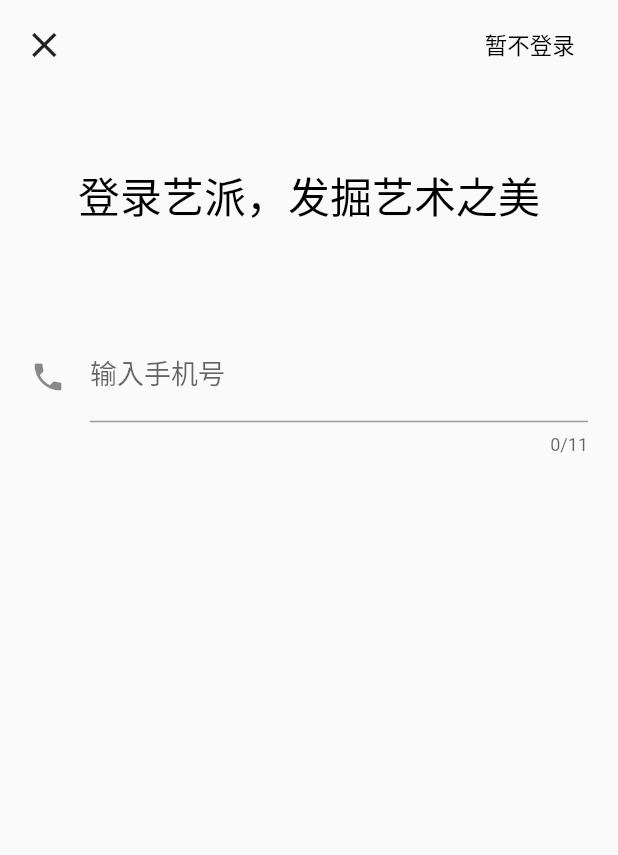
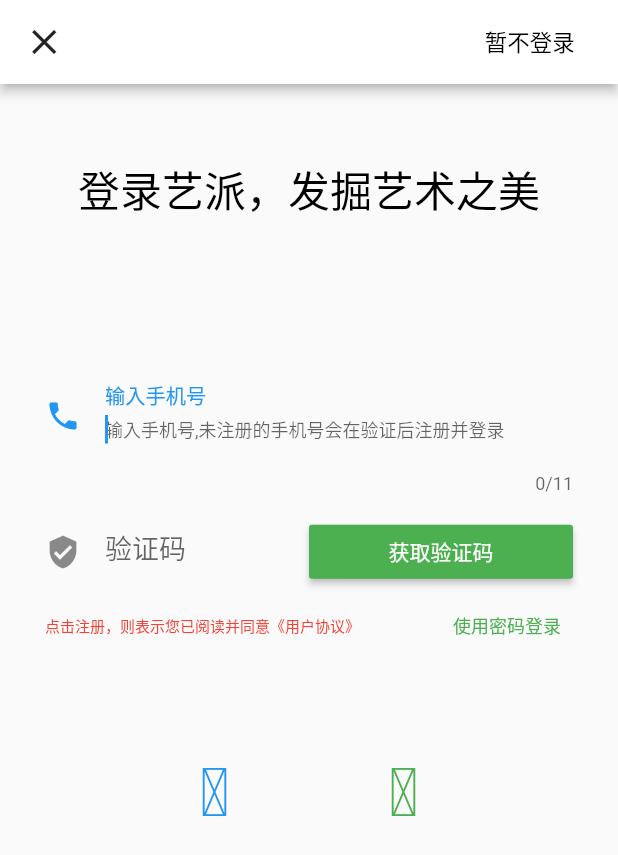
Before and after one commit to Leothon/artepie_flutter, a Flutter app: the screen it shows after launch, on a phone screen of 412 x 824 dp. Shown: the top 855 px of the screen. Run offline on Flutter 3.47's test engine with Material 2 defaults, Android fonts, the phone set to English and light mode, and no system bars; our stand-ins replace cookie_jar, dio, event_bus, fluro, shared_preferences; accounts and stored records are empty; statements that could not run were skipped.

Commit message:
登录页面完善，下一步用账号密码先登录，完成后续页面

```diff
--- a/lib/views/commonAppBar/CommonAppBar.dart
+++ b/lib/views/commonAppBar/CommonAppBar.dart
@@ -29,22 +29,35 @@ class _MyCommonAppBar extends State<CommonAppBar> {
   @override
   Widget build(BuildContext context) {
     // TODO: implement build
-    return new SafeArea(
+    return new Stack(
+        children: <Widget>[
+          new AppBar(
+            elevation: 3,
+            brightness: Brightness.light,
+            backgroundColor: Colors.white,
+          ),
+          new SafeArea(
               top: true,
               child: new Container(
-            height: 60.0,
+                  height: 56.0,
                   child: new Row(
                     mainAxisAlignment: MainAxisAlignment.spaceEvenly,
                     children: <Widget>[
                       Expanded(
                         child: new GestureDetector(
                           child: widget.isBackLastPage
-                        ? Icon(Icons.arrow_back,size: 28,)
-                        : Icon(Icons.clear,size: 28,),
+                              ? Icon(
+                                  Icons.arrow_back,
+                                  size: 28,
+                                )
+                              : Icon(
+                                  Icons.clear,
+                                  size: 28,
+                                ),
                           onTap: () {
-                      if(widget.isBackLastPage){
+                            if (widget.isBackLastPage) {
                               Navigator.pop(context);
-                      }else{
+                            } else {
                               SystemNavigator.pop();
                             }
                           },
@@ -74,6 +87,9 @@ class _MyCommonAppBar extends State<CommonAppBar> {
                         flex: 2,
                       ),
                     ],
-            )));
+                  )))
+        ],
+      );
+
   }
 }
--- a/lib/views/loginPage/LoginPage.dart
+++ b/lib/views/loginPage/LoginPage.dart
@@ -1,5 +1,3 @@
-import 'package:artepie/model/user_info.dart';
-import 'package:artepie/routers/Application.dart';
 import 'package:artepie/views/Home.dart';
 import 'package:artepie/views/commonAppBar/CommonAppBar.dart';
 import 'package:flutter/material.dart';
@@ -13,16 +11,16 @@ class LoginPage extends StatefulWidget {
 }
 
 class _MyLoginPageState extends State<LoginPage> {
-
-
 //  TextEditingController phoneController = TextEditingController();
 //
 //  TextEditingController passController = TextEditingController();
 
+  bool isPassword = false;
   @override
   Widget build(BuildContext context) {
     // TODO: implement build
     return Scaffold(
+      resizeToAvoidBottomPadding: false,
       body: Column(
         children: <Widget>[
           CommonAppBar(
@@ -31,45 +29,149 @@ class _MyLoginPageState extends State<LoginPage> {
             subTitleColor: Colors.black,
             onPressSubTitle: () {
               Navigator.of(context).pushAndRemoveUntil(
-                  MaterialPageRoute(builder: (context) => AppPage(null,false)),
+                  MaterialPageRoute(builder: (context) => AppPage(null, false)),
                   (route) => route == null);
             },
             isBackLastPage: false,
           ),
-
           new Container(
-
             margin: EdgeInsets.fromLTRB(0.0, 50, 0.0, 50),
             child: new Text(
               '登录艺派，发掘艺术之美',
-              style: new TextStyle(
-                  fontSize: 28,
-                  color: Colors.black
-              ),
+              style: new TextStyle(fontSize: 28, color: Colors.black),
             ),
           ),
-
           new Container(
-            margin: EdgeInsets.all(20),
-            child:  TextField(
+            margin: EdgeInsets.fromLTRB(30, 50, 30, 0),
+            child: TextField(
               keyboardType: TextInputType.phone,
               maxLength: 11,
               decoration: InputDecoration(
-                icon: Icon(Icons.phone),
-                labelText: '输入手机号',
-                labelStyle: new TextStyle(
-                  fontSize: 18
+                  icon: isPassword
+                      ? Icon(Icons.account_circle)
+                      : Icon(Icons.phone),
+                  labelText: '输入手机号',
+                  labelStyle: new TextStyle(fontSize: 18),
+                  hintText: '输入手机号,未注册的手机号会在验证后注册并登录',
+                  hintStyle: new TextStyle(fontSize: 12),
+                  border: InputBorder.none),
+              autofocus: true,
+            ),
+          ),
+          _passwordWidget(context),
+          new Container(
+            margin: EdgeInsets.fromLTRB(30, 10, 30, 0),
+            child: new Row(
+              children: <Widget>[
+                Expanded(
+                  child: new Text(
+                    '点击注册，则表示您已阅读并同意《用户协议》',
+                    style: new TextStyle(color: Colors.red, fontSize: 10),
+                  ),
+                  flex: 3,
                 ),
-                hintText: '输入手机号,未注册的手机号会在验证后注册并登录',
-                hintStyle: new TextStyle(
-                  fontSize: 12
-                )
-              ),
+                Expanded(
+                  child: GestureDetector(
+                    child: new Center(
+                      child: new Text(
+                        isPassword ? '使用验证码登录' : '使用密码登录',
+                        style: new TextStyle(color: Colors.green, fontSize: 12),
+                      ),
+                    ),
+                    onTap: switchPasswordOrMessage,
+                  ),
+                  flex: 1,
+                ),
+              ],
             ),
-          )
-
+          ),
+          new Container(
+              margin: EdgeInsets.all(80.0),
+              child: new Row(
+                children: <Widget>[
+                  Expanded(
+                    child: new Center(
+                      child: Icon(
+                        IconData(0xe609, fontFamily: 'qqIcon'),
+                        size: 45,
+                        color: Colors.blue,
+                      ),
+                    ),
+                    flex: 1,
+                  ),
+                  Expanded(
+                    child: new Center(
+                      child: Icon(
+                        IconData(0xe6c3, fontFamily: 'wechatIcon'),
+                        size: 45,
+                        color: Colors.green,
+                      ),
+                    ),
+                    flex: 1,
+                  ),
+                ],
+              ))
         ],
       ),
     );
   }
+
+  Widget _passwordWidget(BuildContext context) {
+    if (!isPassword) {
+      return new Container(
+        margin: EdgeInsets.fromLTRB(30, 8, 30, 0),
+        child: new Row(
+          mainAxisAlignment: MainAxisAlignment.spaceEvenly,
+          children: <Widget>[
+            Expanded(
+              child: TextField(
+                keyboardType: TextInputType.number,
+                decoration: InputDecoration(
+                    icon: Icon(Icons.verified_user),
+                    labelText: "验证码",
+                    labelStyle: new TextStyle(fontSize: 18),
+                    hintText: '验证码',
+                    hintStyle: new TextStyle(fontSize: 12),
+                    border: InputBorder.none),
+              ),
+              flex: 1,
+            ),
+            Expanded(
+              child: MaterialButton(
+                color: Colors.green,
+                textColor: Colors.white,
+                child: new Text('获取验证码'),
+                onPressed: _getVerifyCode,
+              ),
+              flex: 1,
+            ),
+          ],
+        ),
+      );
+    } else {
+      return new Container(
+        margin: EdgeInsets.fromLTRB(30, 8, 30, 0),
+        child: TextField(
+          keyboardType: TextInputType.visiblePassword,
+          decoration: InputDecoration(
+              icon: Icon(Icons.lock),
+              labelText: '输入密码',
+              labelStyle: new TextStyle(fontSize: 18),
+              hintText: '输入密码',
+              hintStyle: new TextStyle(fontSize: 12),
+              border: InputBorder.none),
+          obscureText: true,
+        ),
+      );
+    }
+  }
+
+  void switchPasswordOrMessage() {
+    setState(() {
+      isPassword = !isPassword;
+    });
+  }
+
+  //TODO 获取验证码
+  void _getVerifyCode() {}
 }
```
Also changed, not shown: pubspec.yaml (+7 -1 lines). Lines whose indentation alone changed are shown as unchanged.
